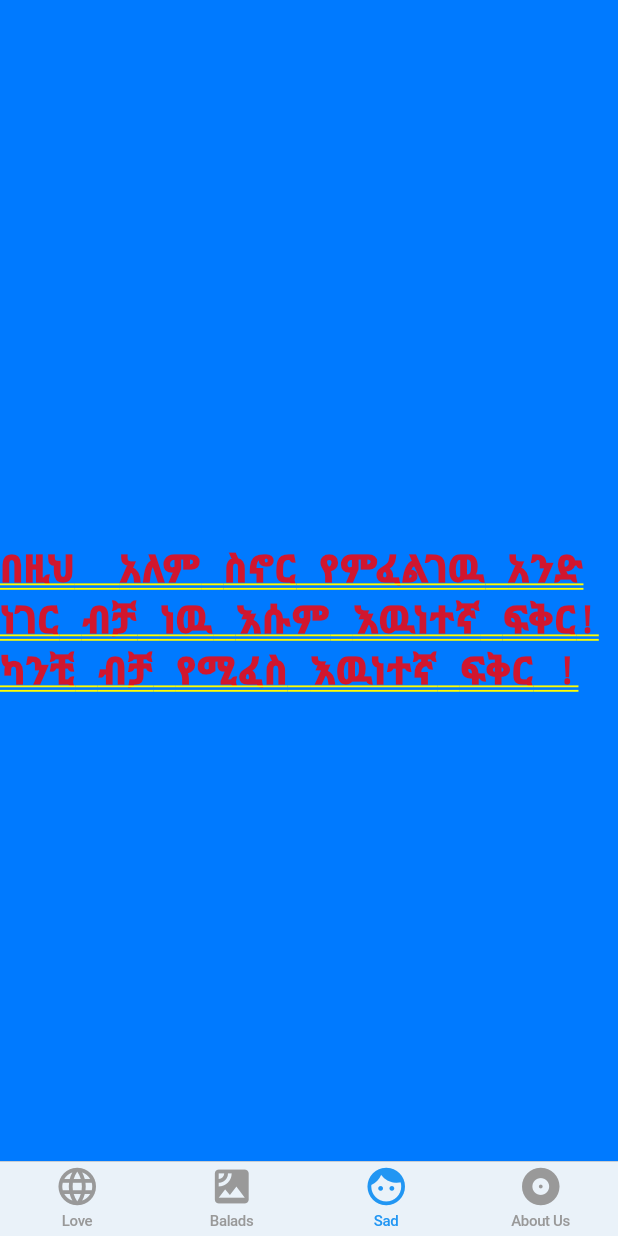
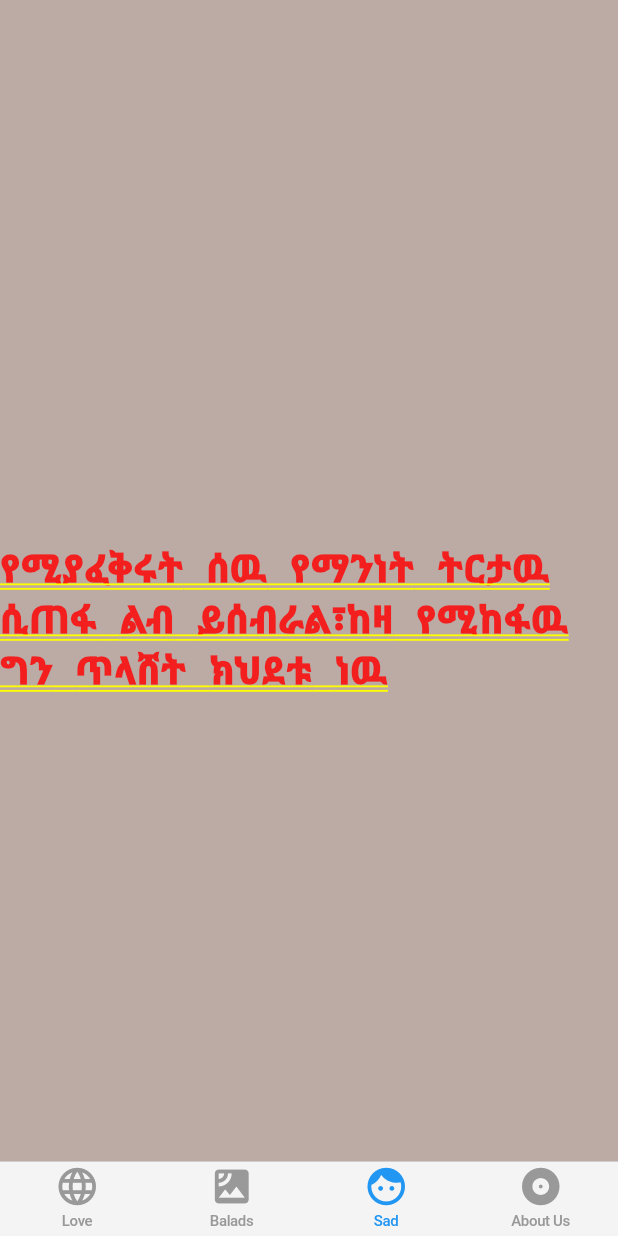
Before and after one commit to hailemix/EnenaAnchi_Flutter, a Flutter app: the screen it shows after launch, item 3 of the bottom bar chosen, on a phone screen of 412 x 824 dp. Run offline on Flutter 3.47's test engine with Material 2 defaults, Android fonts, the phone set to English and light mode, and no system bars.

Commit message:
Json is changed from List<Map> to Map

```diff
--- a/jsonStore/enenaAnchi.json
+++ b/jsonStore/enenaAnchi.json
@@ -1,6 +1,4 @@
-
-    [
-        {
+  {
         "contentOne" : [
             "በዚህ  አለም ስኖር የምፈልገዉ አንድ ነገር ብቻ ነዉ እሱም እዉነተኛ ፍቅር! ካንቺ ብቻ የሚፈስ እዉነተኛ ፍቅር !",
             "ልደትሽ በአመት አንድ ጊዜ የሚመጣ ቢሆንም ተጣልተን እንኳን  ሁሌም አስታዉሰዋለሁ።",
@@ -170,4 +168,3 @@
         ]
 
         }
-    ]
--- a/lib/main.dart
+++ b/lib/main.dart
@@ -1,7 +1,24 @@
 import 'dart:convert';
-import 'dart:io';
 import 'package:flutter/cupertino.dart';
 import 'package:flutter/material.dart';
+import 'package:flutter/services.dart';
+
+
+Future<String>  _loadContents() async {
+return await rootBundle.loadString('jsonStore/enenaAnchi.json');
+}
+
+Future<JsonContent> loadContent() async {
+   await wait(400);
+  String jsonString = await _loadContents();
+  final jsonResponse = json.decode(jsonString);
+  return JsonContent.fromJson(jsonResponse);
+
+}
+
+Future wait(int millisecond) {
+  return Future.delayed(Duration(milliseconds: 400),() => {});
+}
 
 void main() => runApp(MyApp());
 
@@ -12,7 +29,7 @@ class MyApp extends StatelessWidget {
       theme: ThemeData(
         primarySwatch: Colors.blue,
       ),
-      home: MyHomePage(title: 'Enena Anchi'),
+      home: MyHomePage(),
       debugShowCheckedModeBanner: false,
     );
   }
@@ -20,8 +37,6 @@ class MyApp extends StatelessWidget {
 
 class MyHomePage extends StatefulWidget {
 
-  MyHomePage({Key key, this.title}) : super(key: key);
-  final String title;
 
   @override
   MyHomePageState createState() => MyHomePageState();
@@ -29,16 +44,16 @@ class MyHomePage extends StatefulWidget {
 
 class MyHomePageState extends State<MyHomePage> {
 
-   String selectedContent;
     List<BottomNavigationBarItem> bottomIcons;
-   var jsonList;
-   var detailContents;
+    List containerColor = [Colors.teal[200],Colors.blue[200],Colors.brown[200],Colors.cyan[200]];
+    //String selectedContent;
+   // var detailContents;
+
 
      @override
   void initState() {
     super.initState();
-    selectedContent = 'contentOne';
-   jsonList = DefaultAssetBundle.of(context).loadString('jsonStore/enenaAnchi.json');
+   // selectedContent = 'contentOne';
     bottomIcons = [
      BottomNavigationBarItem(title: Text('Love'),icon: Icon(Icons.language)),
      BottomNavigationBarItem(title: Text('Balads'),icon: Icon(Icons.satellite)),
@@ -50,59 +65,68 @@ class MyHomePageState extends State<MyHomePage> {
       @override
   Widget build(BuildContext context) {
 
+
+
     return CupertinoTabScaffold(
       tabBar: CupertinoTabBar(
         items: bottomIcons,
-        onTap: (int index){
-          setState(() {
-
-          });
-        },
 
       ),
-       tabBuilder: (BuildContext context, int position){
+       tabBuilder: (BuildContext context, int tabPosition){
+
          return CupertinoTabView(
            builder: (BuildContext context){
+
              return Container(
-          child: FutureBuilder(
-              future: jsonList,
+               color: containerColor[tabPosition],
+          child: FutureBuilder<JsonContent>(
+              future: loadContent(),
               builder: (context, snapshot) {
+                       if(snapshot.hasData){
+                         return PageView.builder(
+                              scrollDirection: Axis.horizontal,
 
-               try {
-                   var newData = json.decode(snapshot.data);
-                   detailContents = newData[0][selectedContent];
-                   switch(position){
+                          itemBuilder: (context, swipePagePosition){
+                           var finalContent = '';
+                          switch(tabPosition){
                             case 0:
-                     selectedContent = "contentOne";
+                            finalContent = snapshot.data.contentOne[swipePagePosition];
                             break;
                             case 1:
-                     selectedContent = "contentTwo";
+                            finalContent = snapshot.data.contentTwo[swipePagePosition];
                             break;
                             case 2:
-                     selectedContent = "contentThree";
-                     break;
-                     case 3:
-                     selectedContent = "contentThree";
-                     break;
-                     default:
-                     selectedContent = "contentOne";
+                            finalContent = snapshot.data.contentThree[swipePagePosition];
                           }
-               }   catch(e){
-               print("Error is found on $e");
+
+                            return Container(
+                            child: Center(
+                              child: Text(finalContent ,
+                              style: TextStyle(fontSize: 25.0)),
+                            ),
+
+                            );
+                          },
+                         );
+                       } else if(snapshot.hasError){
+                         return Text("${snapshot.error}");
                        }
+                       return Center(child: CircularProgressIndicator());
+               /*
                 return Builder(
                   builder : (BuildContext context) {
                     return Center(
                      child: PageView.builder(
                         scrollDirection: Axis.horizontal,
-                        itemCount: snapshot.data != null ? snapshot.data.length : null,
-                          itemBuilder: (context, position){
+
+                          itemBuilder: (context, swipePagePosition){
+
                             return Container(
                             child: Center(
-                              child: Text(detailContents[position],
+                              child: Text(detailContents[swipePagePosition] ,
                               style: TextStyle(fontSize: 25.0)),
                             ),
-                            color: position % 3 == 0 ?  CupertinoColors.activeBlue : CupertinoColors.activeGreen ,
+
                             );
                           },
                      ),
@@ -111,6 +135,7 @@ class MyHomePageState extends State<MyHomePage> {
                   },
 
                 );
+                */
               }
 
 
@@ -123,5 +148,33 @@ class MyHomePageState extends State<MyHomePage> {
     );
 
   }
+/*
+  Future loadContent() async {
+    var jsonList = await DefaultAssetBundle.of(context).loadString('jsonStore/enenaAnchi.json');
+     final newData = json.decode(jsonList);
+     return newData;
+  }
+
+  */
 
 }
+
+class JsonContent {
+
+  List<String> contentOne;
+  List<String> contentTwo;
+  List<String> contentThree;
+  JsonContent({this.contentOne,this.contentTwo,this.contentThree});
+
+  factory JsonContent.fromJson(Map<String, dynamic> parsedJson){
+
+ List<String> contentOneData = parsedJson['contentOne'].cast<String>();
+ List<String> contentTwoData = parsedJson['contentTwo'].cast<String>();
+ List<String> contentThreeData = parsedJson['contentThree'].cast<String>();
+     return JsonContent(
+       contentOne: contentOneData,
+       contentTwo: contentTwoData,
+       contentThree: contentThreeData
+     );
+  }
+}
```
Also changed, not shown: lib/contentFour.dart (deleted, +0 -24 lines), lib/contentThree.dart (deleted, +0 -29 lines), lib/contentTwo.dart (deleted, +0 -29 lines), lib/contentOne.dart (deleted). Lines whose indentation alone changed are shown as unchanged.
